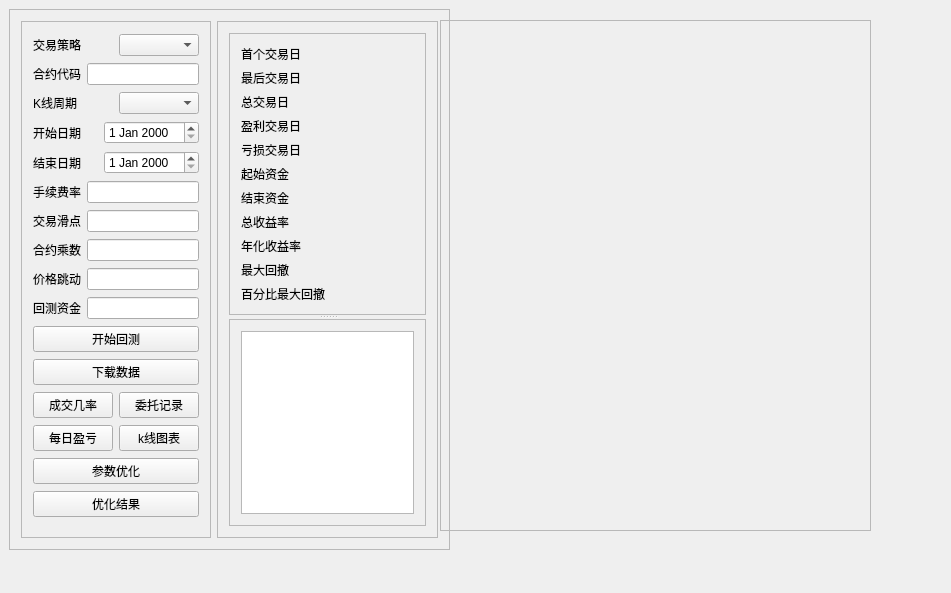
First picture: the form in QCTrader/BacktesterManager.ui, repository yuanhuei/trader, before the edit.
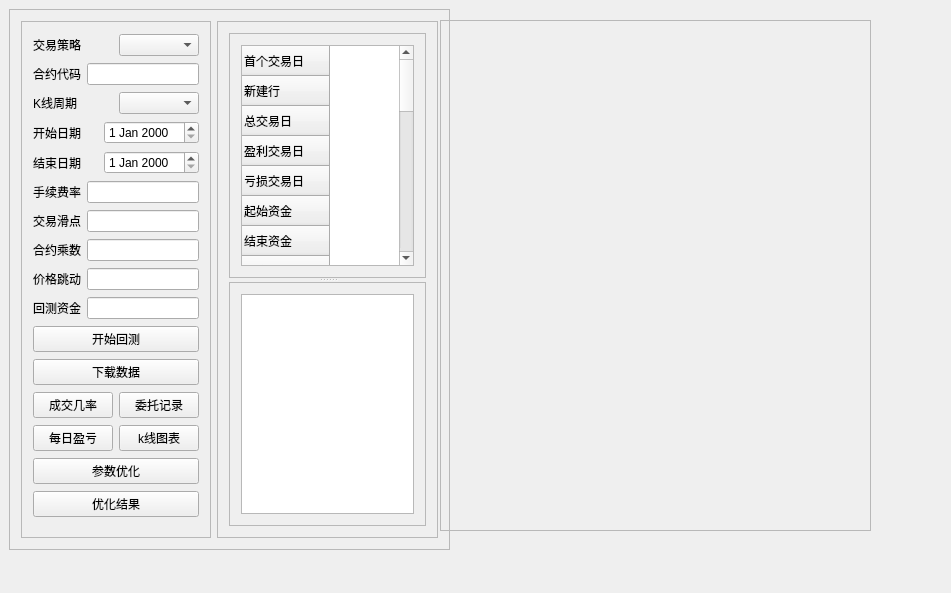
Second picture: the form after the edit. Custom widgets are drawn as their Qt base class.

```diff
--- a/QCTrader/BacktesterManager.ui
+++ b/QCTrader/BacktesterManager.ui
@@ -268,202 +268,138 @@
           </property>
           <layout class="QVBoxLayout" name="verticalLayout">
            <item>
-            <layout class="QHBoxLayout" name="horizontalLayout_17">
-             <item>
-              <widget class="QLabel" name="label_16">
+            <widget class="QTableWidget" name="tableWidget">
+             <row>
                <property name="text">
                 <string>首个交易日</string>
                </property>
-              </widget>
-             </item>
-             <item>
-              <widget class="QLabel" name="label_15">
+             </row>
+             <row>
                <property name="text">
-                <string/>
-               </property>
-              </widget>
-             </item>
-            </layout>
-           </item>
-           <item>
-            <layout class="QHBoxLayout" name="horizontalLayout_19">
-             <item>
-              <widget class="QLabel" name="label_19">
-               <property name="text">
-                <string>最后交易日</string>
-               </property>
-              </widget>
-             </item>
-             <item>
-              <widget class="QLabel" name="label_20">
-               <property name="text">
-                <string/>
-               </property>
-              </widget>
-             </item>
-            </layout>
-           </item>
-           <item>
-            <layout class="QHBoxLayout" name="horizontalLayout_26">
-             <item>
-              <widget class="QLabel" name="label_33">
+               <string>新建行</string>
+              </property>
+             </row>
+             <row>
                <property name="text">
                 <string>总交易日</string>
                </property>
-              </widget>
-             </item>
-             <item>
-              <widget class="QLabel" name="label_34">
-               <property name="text">
-                <string/>
-               </property>
-              </widget>
-             </item>
-            </layout>
-           </item>
-           <item>
-            <layout class="QHBoxLayout" name="horizontalLayout_18">
-             <item>
-              <widget class="QLabel" name="label_17">
+             </row>
+             <row>
                <property name="text">
                 <string>盈利交易日</string>
                </property>
-              </widget>
-             </item>
-             <item>
-              <widget class="QLabel" name="label_18">
-               <property name="text">
-                <string/>
-               </property>
-              </widget>
-             </item>
-            </layout>
-           </item>
-           <item>
-            <layout class="QHBoxLayout" name="horizontalLayout_20">
-             <item>
-              <widget class="QLabel" name="label_21">
+             </row>
+             <row>
                <property name="text">
                 <string>亏损交易日</string>
                </property>
-              </widget>
-             </item>
-             <item>
-              <widget class="QLabel" name="label_22">
-               <property name="text">
-                <string/>
-               </property>
-              </widget>
-             </item>
-            </layout>
-           </item>
-           <item>
-            <layout class="QHBoxLayout" name="horizontalLayout_25">
-             <item>
-              <widget class="QLabel" name="label_31">
+             </row>
+             <row>
                <property name="text">
                 <string>起始资金</string>
                </property>
-              </widget>
-             </item>
-             <item>
-              <widget class="QLabel" name="label_32">
-               <property name="text">
-                <string/>
-               </property>
-              </widget>
-             </item>
-            </layout>
-           </item>
-           <item>
-            <layout class="QHBoxLayout" name="horizontalLayout_24">
-             <item>
-              <widget class="QLabel" name="label_29">
+             </row>
+             <row>
                <property name="text">
                 <string>结束资金</string>
                </property>
-              </widget>
-             </item>
-             <item>
-              <widget class="QLabel" name="label_30">
-               <property name="text">
-                <string/>
-               </property>
-              </widget>
-             </item>
-            </layout>
-           </item>
-           <item>
-            <layout class="QHBoxLayout" name="horizontalLayout_23">
-             <item>
-              <widget class="QLabel" name="label_27">
+             </row>
+             <row>
                <property name="text">
                 <string>总收益率</string>
                </property>
-              </widget>
-             </item>
-             <item>
-              <widget class="QLabel" name="label_28">
+             </row>
+             <row>
                <property name="text">
-                <string/>
-               </property>
-              </widget>
-             </item>
-            </layout>
-           </item>
-           <item>
-            <layout class="QHBoxLayout" name="horizontalLayout_27">
-             <item>
-              <widget class="QLabel" name="label_35">
-               <property name="text">
-                <string>年化收益率</string>
-               </property>
-              </widget>
-             </item>
-             <item>
-              <widget class="QLabel" name="label_36">
-               <property name="text">
-                <string/>
-               </property>
-              </widget>
-             </item>
-            </layout>
-           </item>
-           <item>
-            <layout class="QHBoxLayout" name="horizontalLayout_22">
-             <item>
-              <widget class="QLabel" name="label_25">
+               <string>年化收益</string>
+              </property>
+             </row>
+             <row>
                <property name="text">
                 <string>最大回撤</string>
                </property>
-              </widget>
-             </item>
-             <item>
-              <widget class="QLabel" name="label_26">
-               <property name="text">
-                <string/>
-               </property>
-              </widget>
-             </item>
-            </layout>
-           </item>
-           <item>
-            <layout class="QHBoxLayout" name="horizontalLayout_21">
-             <item>
-              <widget class="QLabel" name="label_23">
+             </row>
+             <row>
                <property name="text">
                 <string>百分比最大回撤</string>
                </property>
-              </widget>
-             </item>
-             <item>
-              <widget class="QLabel" name="label_24">
+             </row>
+             <row>
                <property name="text">
-                <string/>
-               </property>
-              </widget>
-             </item>
-            </layout>
+               <string>新建行</string>
+              </property>
+             </row>
+             <row>
+              <property name="text">
+               <string>总盈亏</string>
+              </property>
+             </row>
+             <row>
+              <property name="text">
+               <string>总手续费</string>
+              </property>
+             </row>
+             <row>
+              <property name="text">
+               <string>总滑点</string>
+              </property>
+             </row>
+             <row>
+              <property name="text">
+               <string>总成交金额</string>
+              </property>
+             </row>
+             <row>
+              <property name="text">
+               <string>总成交笔数</string>
+              </property>
+             </row>
+             <row>
+              <property name="text">
+               <string>日均盈亏</string>
+              </property>
+             </row>
+             <row>
+              <property name="text">
+               <string>日均手续费</string>
+              </property>
+             </row>
+             <row>
+              <property name="text">
+               <string>日均滑点</string>
+              </property>
+             </row>
+             <row>
+              <property name="text">
+               <string>日均成交金额</string>
+              </property>
+             </row>
+             <row>
+              <property name="text">
+               <string>日均成交笔数</string>
+              </property>
+             </row>
+             <row>
+              <property name="text">
+               <string>日均收益率</string>
+              </property>
+             </row>
+             <row>
+              <property name="text">
+               <string>收益标准差</string>
+              </property>
+             </row>
+             <row>
+              <property name="text">
+               <string>Sharpe Ratio</string>
+              </property>
+             </row>
+             <row>
+              <property name="text">
+               <string>收益回撤比</string>
+              </property>
+             </row>
+            </widget>
            </item>
           </layout>
          </widget>
```
Lines whose indentation alone changed are shown as unchanged.
